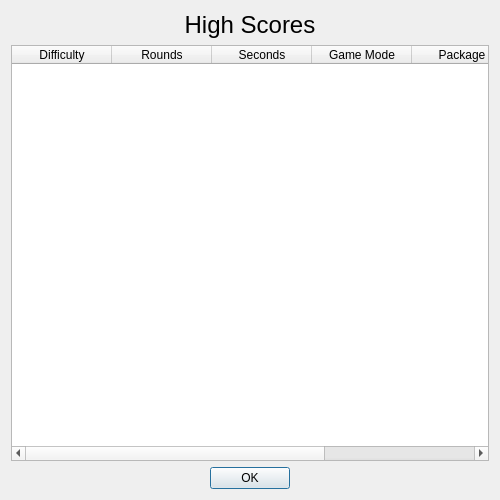
Above: ui/highscores.ui from tdauth/gustavsfairyland before the change. Below: the same form after it.
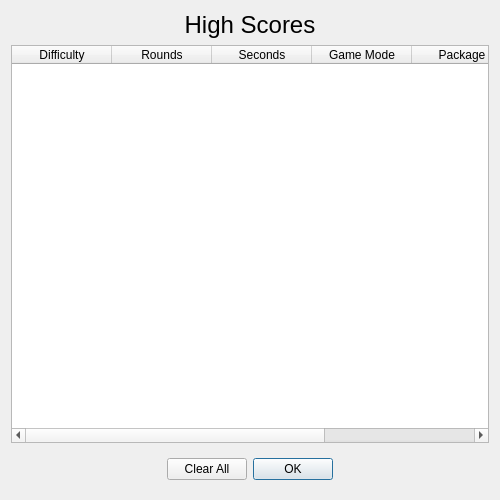
That is the form after the change.

Diff of the .ui file:
```diff
--- a/ui/highscores.ui
+++ b/ui/highscores.ui
@@ -23,21 +23,6 @@
    <string>High Scores</string>
   </property>
   <layout class="QGridLayout" name="gridLayout">
-   <item row="0" column="0">
-    <widget class="QLabel" name="label">
-     <property name="font">
-      <font>
-       <pointsize>18</pointsize>
-      </font>
-     </property>
-     <property name="text">
-      <string>High Scores</string>
-     </property>
-     <property name="alignment">
-      <set>Qt::AlignCenter</set>
-     </property>
-    </widget>
-   </item>
    <item row="1" column="0">
     <widget class="QTableWidget" name="tableWidget">
      <property name="editTriggers">
@@ -96,16 +81,60 @@
      </column>
     </widget>
    </item>
-   <item row="2" column="0">
-    <widget class="QDialogButtonBox" name="buttonBox">
-     <property name="standardButtons">
-      <set>QDialogButtonBox::Ok</set>
+   <item row="0" column="0">
+    <widget class="QLabel" name="label">
+     <property name="font">
+      <font>
+       <pointsize>18</pointsize>
+      </font>
      </property>
-     <property name="centerButtons">
-      <bool>true</bool>
+     <property name="text">
+      <string>High Scores</string>
+     </property>
+     <property name="alignment">
+      <set>Qt::AlignCenter</set>
      </property>
     </widget>
    </item>
+   <item row="3" column="0">
+    <layout class="QHBoxLayout" name="horizontalLayout">
+     <item alignment="Qt::AlignHCenter">
+      <widget class="QWidget" name="widget" native="true">
+       <property name="sizePolicy">
+        <sizepolicy hsizetype="Expanding" vsizetype="Preferred">
+         <horstretch>0</horstretch>
+         <verstretch>0</verstretch>
+        </sizepolicy>
+       </property>
+       <layout class="QHBoxLayout" name="horizontalLayout_2">
+        <item alignment="Qt::AlignHCenter">
+         <widget class="QPushButton" name="clearPushButton">
+          <property name="text">
+           <string>Clear All</string>
+          </property>
+         </widget>
+        </item>
+        <item alignment="Qt::AlignHCenter">
+         <widget class="QDialogButtonBox" name="buttonBox">
+          <property name="sizePolicy">
+           <sizepolicy hsizetype="Fixed" vsizetype="Fixed">
+            <horstretch>0</horstretch>
+            <verstretch>0</verstretch>
+           </sizepolicy>
+          </property>
+          <property name="standardButtons">
+           <set>QDialogButtonBox::Ok</set>
+          </property>
+          <property name="centerButtons">
+           <bool>true</bool>
+          </property>
+         </widget>
+        </item>
+       </layout>
+      </widget>
+     </item>
+    </layout>
+   </item>
   </layout>
  </widget>
  <resources/>
```
